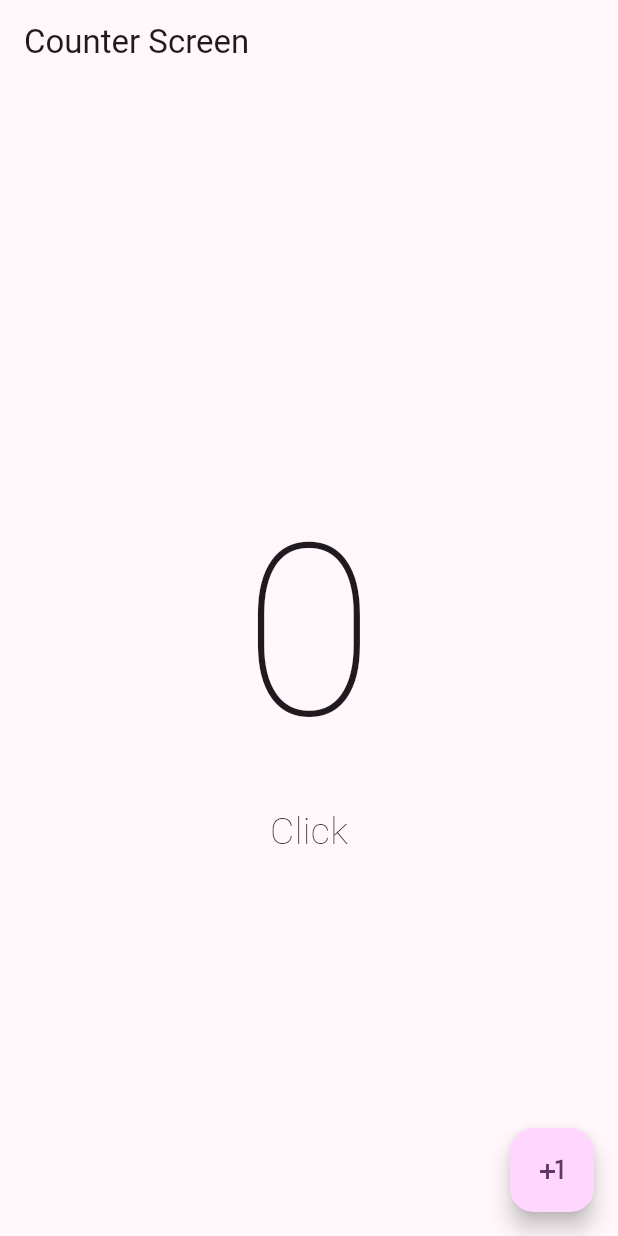
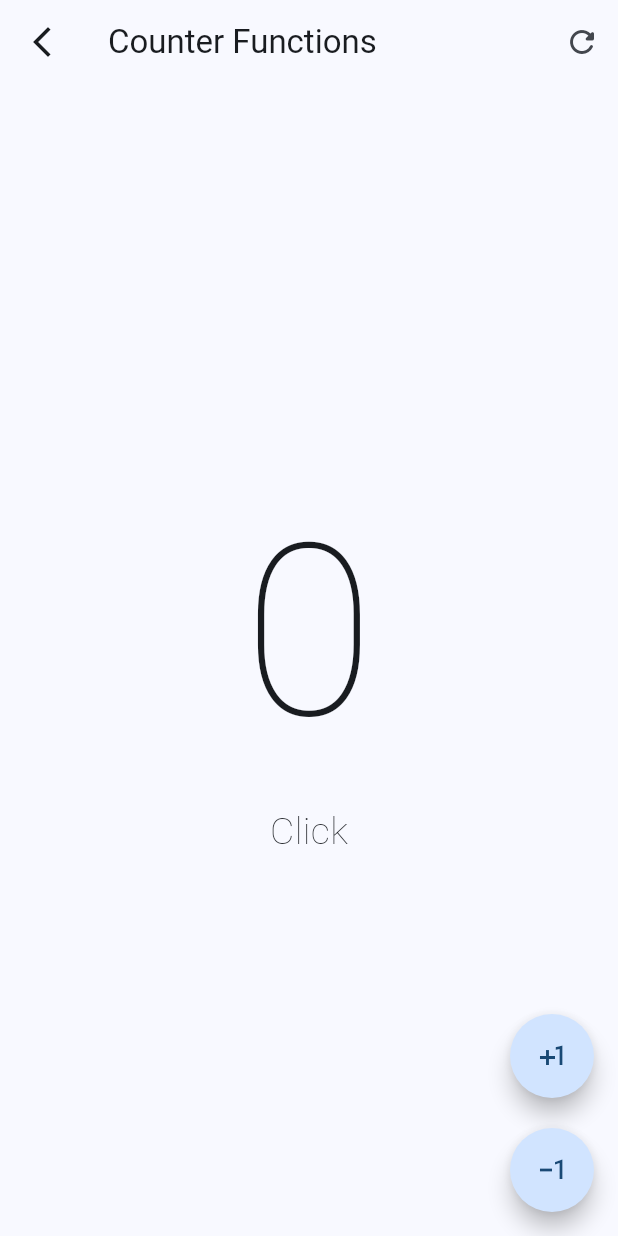
Before and after one commit to FranciscoPS/flutter-basics, a Flutter app: the screen it shows after launch, on a phone screen of 412 x 824 dp. Run offline on Flutter 3.47's test engine with Material 2 defaults, Android fonts, the phone set to English and light mode, and no system bars.

Commit message:
59. AppBar y Acciones

```diff
--- a/lib/main.dart
+++ b/lib/main.dart
@@ -1,4 +1,5 @@
 import 'package:flutter/material.dart';
+import 'package:hello_world_app/presentation/screens/counter_functions_screen.dart';
 import 'package:hello_world_app/presentation/screens/counter_screen.dart';
 
 void main() {
@@ -23,9 +24,9 @@ class MyApp extends StatelessWidget {
       // Esto es solamente para usar el tema Material3
       theme: ThemeData(
         useMaterial3: true,
-        colorSchemeSeed: Colors.purple
+        colorSchemeSeed: Colors.blue
       ),
-      home: const CounterScreen()
+      home: const CounterFunctionsScreen()
     );
   }
 }
--- /dev/null
+++ b/lib/presentation/screens/counter_functions_screen.dart
@@ -0,0 +1,76 @@
+import 'package:flutter/material.dart';
+
+// El StatefulWidget nos permite manejar estado
+class CounterFunctionsScreen extends StatefulWidget {
+  const CounterFunctionsScreen({super.key});
+
+  @override
+  State<CounterFunctionsScreen> createState() => _CounterFunctionsScreenState();
+}
+
+class _CounterFunctionsScreenState extends State<CounterFunctionsScreen> {
+  int clickCounter = 0;
+
+  @override
+  Widget build(BuildContext context) {
+    return Scaffold(
+        appBar: AppBar(
+          title: const Text('Counter Functions'),
+          leading: IconButton(
+            icon: const Icon(Icons.arrow_back_ios_new),
+            onPressed: () {},
+          ),
+          actions: [
+            IconButton(
+              icon: const Icon(Icons.refresh_rounded),
+              onPressed: () {
+                setState(() {
+                  clickCounter = 0;
+                });
+              },
+            ),
+          ],
+        ),
+        body: Center(
+          child: Column(
+            mainAxisAlignment: MainAxisAlignment.center,
+            children: [
+              Text(
+                '$clickCounter',
+                style:
+                    const TextStyle(fontSize: 160, fontWeight: FontWeight.w100),
+              ),
+              Text(
+                clickCounter > 0 ? 'Clicks' : 'Click',
+                style:
+                    const TextStyle(fontSize: 25, fontWeight: FontWeight.w100),
+              )
+            ],
+          ),
+        ),
+        floatingActionButton: Column(
+          mainAxisAlignment: MainAxisAlignment.end,
+          children: [
+            FloatingActionButton(
+              shape: const StadiumBorder(),
+              onPressed: () {
+                setState(() {
+                  clickCounter++;
+                });
+              },
+              child: const Icon(Icons.plus_one),
+            ),
+            const SizedBox(height: 20),
+            FloatingActionButton(
+              shape: const StadiumBorder(),
+              onPressed: () {
+                setState(() {
+                  clickCounter--;
+                });
+              },
+              child: const Icon(Icons.exposure_minus_1_outlined),
+            ),
+          ],
+        ));
+  }
+}
```
